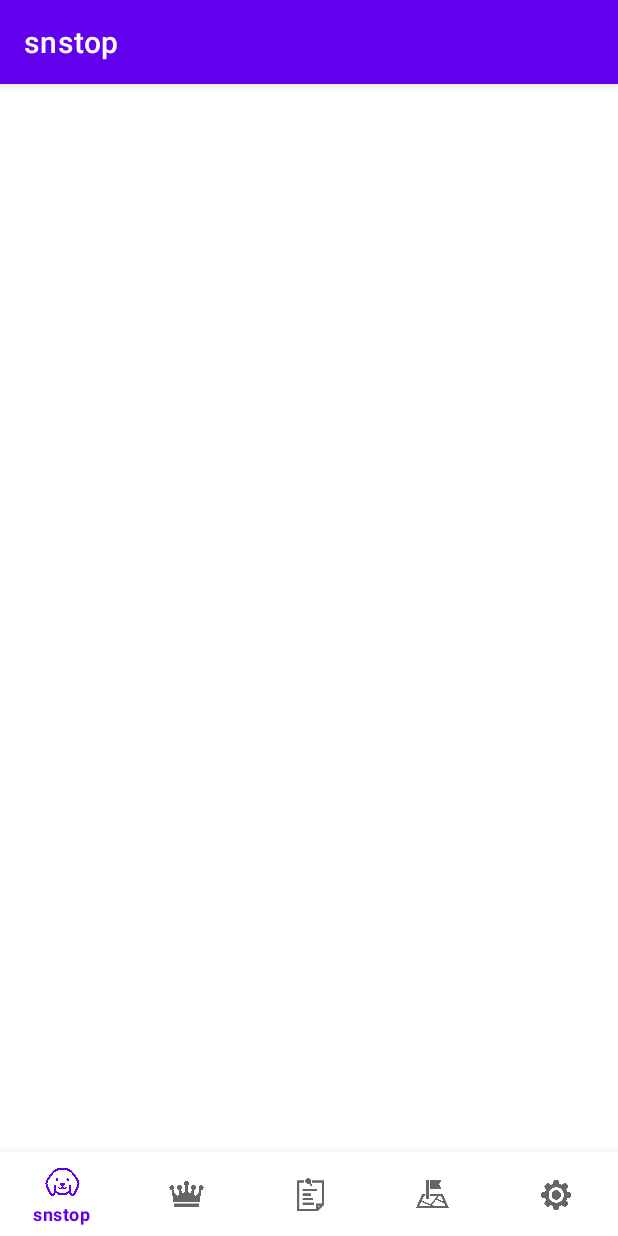
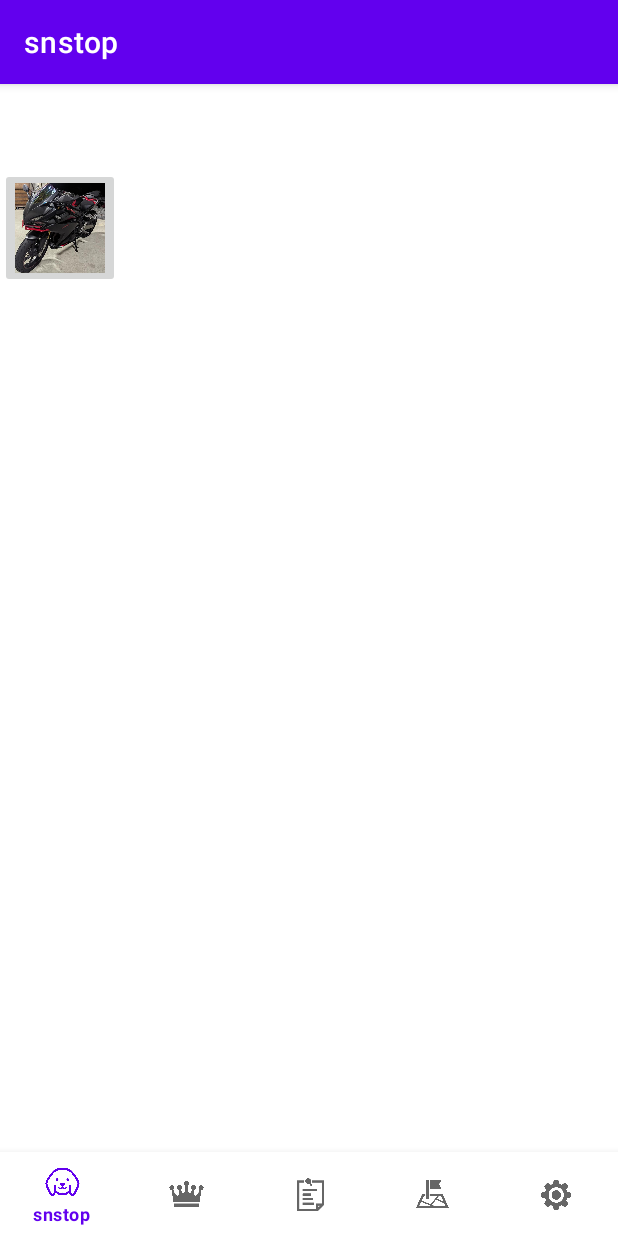
Before and after one commit to take-shita/PetSNS, an Android app: the screen it shows after launch (MainActivity), on a phone screen of 412 x 824 dp. Run offline under Robolectric (Android 15) with nearby library versions, the phone set to English and light mode, and no system bars; our stand-ins replace navigation-ui.

Commit message:
アイコン追加

```diff
--- a/app/src/main/res/layout/fragment_snstop.xml
+++ b/app/src/main/res/layout/fragment_snstop.xml
@@ -1,8 +1,17 @@
 <?xml version="1.0" encoding="utf-8"?>
 <FrameLayout xmlns:android="http://schemas.android.com/apk/res/android"
+    xmlns:app="http://schemas.android.com/apk/res-auto"
     xmlns:tools="http://schemas.android.com/tools"
     android:layout_width="match_parent"
     android:layout_height="match_parent"
     tools:context=".ui.snstop.snstopFragment">
 
+
+    <ImageButton
+        android:id="@+id/imageButton"
+        android:layout_width="80dp"
+        android:layout_height="80dp"
+        android:scaleType="centerCrop"
+
+        android:src="@drawable/cbr250rr" />
 </FrameLayout>
```
